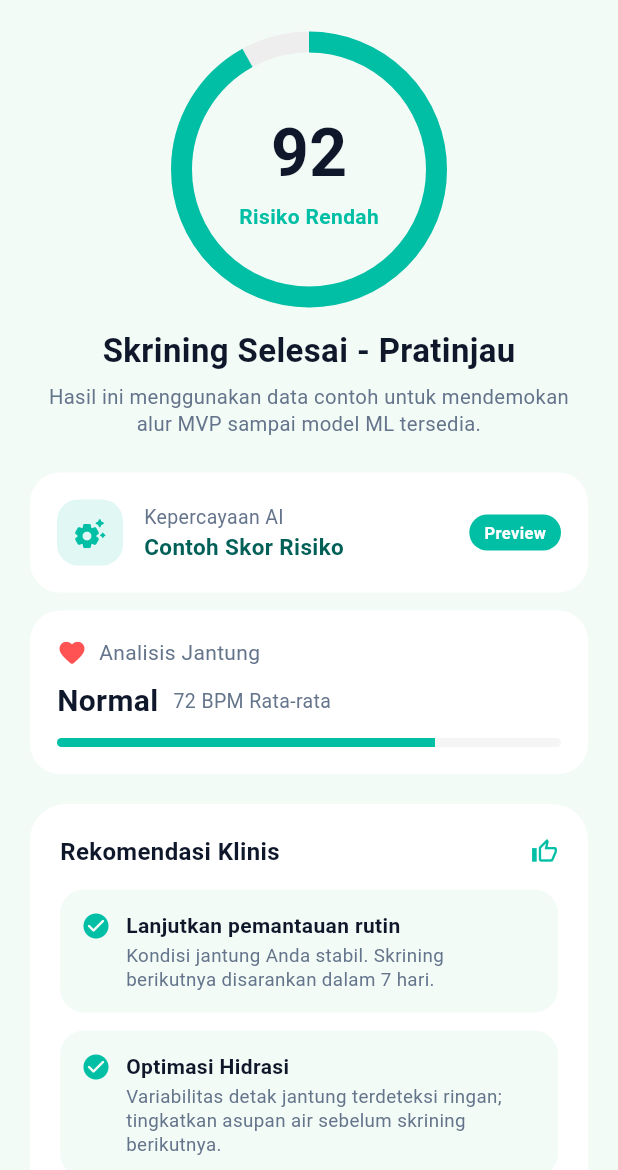
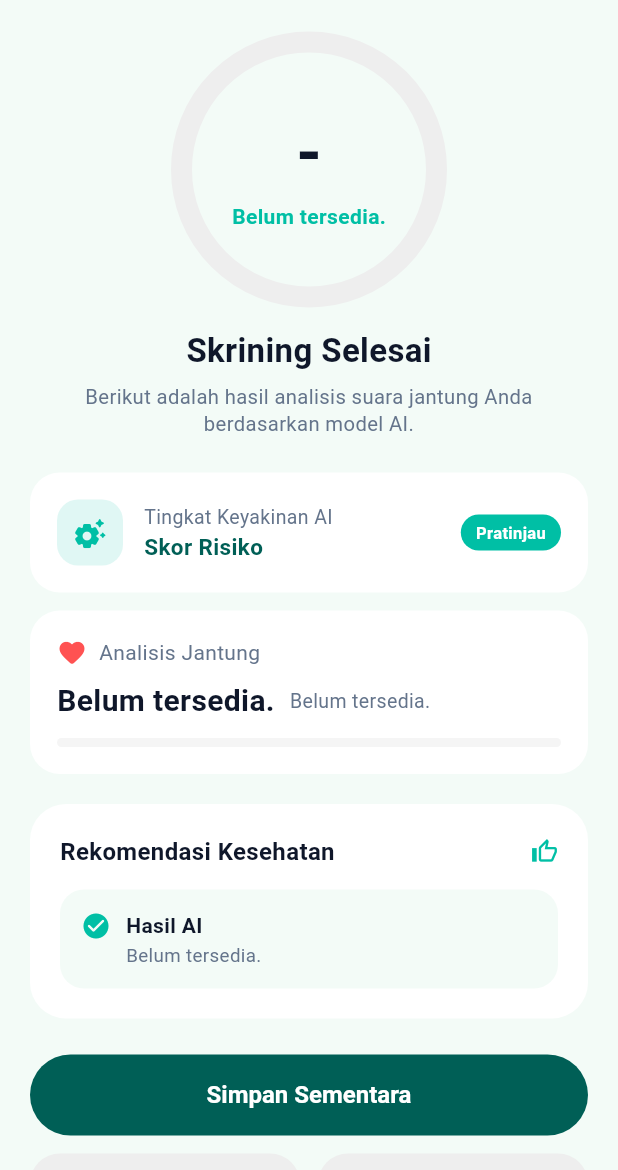
Before and after one commit to Boejang09/SVARA, a Flutter app: the ScreeningResultScreen screen opened by its route, on a phone screen of 412 x 824 dp, the part 66-1236 px from its top. Run offline on Flutter 3.47's test engine with Material 3 defaults, Android fonts, the phone set to English and light mode, and no system bars; our stand-ins replace shared_preferences; missing offline and left inert: record; accounts and stored records are empty; network calls fail.

```diff
--- a/mobile_app/lib/core/router/app_router.dart
+++ b/mobile_app/lib/core/router/app_router.dart
@@ -31,11 +31,11 @@ abstract final class AppRouter {
       ),
       AppRoutes.recordAudio => _page(const RecordAudioScreen(), settings),
       AppRoutes.aiLoading => _page(
-        AILoadingScreen(audioPath: settings.arguments as String?),
+        AILoadingScreen(idRecord: settings.arguments as String?),
         settings,
       ),
       AppRoutes.screeningResult => _page(
-        ScreeningResultScreen(audioPath: settings.arguments as String?),
+        ScreeningResultScreen(resultData: settings.arguments as Map<String, dynamic>?),
         settings,
       ),
       AppRoutes.notifications => _page(const NotificationsScreen(), settings),
@@ -82,17 +82,17 @@ abstract final class AppRouter {
     Navigator.of(context).pushNamed(AppRoutes.recordAudio);
   }
 
-  static void toAiAnalysis(BuildContext context, [String? audioPath]) {
+  static void toAiAnalysis(BuildContext context, [String? idRecord]) {
     Navigator.of(context).pushReplacementNamed(
       AppRoutes.aiLoading,
-      arguments: audioPath,
+      arguments: idRecord,
     );
   }
 
-  static void toScreeningResult(BuildContext context, [String? audioPath]) {
+  static void toScreeningResult(BuildContext context, [Map<String, dynamic>? resultData]) {
     Navigator.of(context).pushReplacementNamed(
       AppRoutes.screeningResult,
-      arguments: audioPath,
+      arguments: resultData,
     );
   }
 
--- a/mobile_app/lib/features/screening/screening_result_screen.dart
+++ b/mobile_app/lib/features/screening/screening_result_screen.dart
@@ -1,14 +1,13 @@
 import 'package:flutter/material.dart';
-import 'package:svara_app/core/mock/screening_store.dart';
 import 'package:svara_app/core/router/app_router.dart';
 import 'package:svara_app/core/theme/app_theme.dart';
 import 'package:svara_app/widgets/development_notice.dart';
 import 'package:svara_app/widgets/svara_logo.dart';
 
 class ScreeningResultScreen extends StatefulWidget {
-  final String? audioPath;
+  final Map<String, dynamic>? resultData;
 
-  const ScreeningResultScreen({super.key, this.audioPath});
+  const ScreeningResultScreen({super.key, this.resultData});
 
   @override
   State<ScreeningResultScreen> createState() => _ScreeningResultScreenState();
@@ -19,7 +18,6 @@ class _ScreeningResultScreenState extends State<ScreeningResultScreen> {
 
   void _saveResult() {
     if (_saved) return;
-    ScreeningStore.addLatestResult(widget.audioPath);
     _saved = true;
   }
 
@@ -35,6 +33,21 @@ class _ScreeningResultScreenState extends State<ScreeningResultScreen> {
 
   @override
   Widget build(BuildContext context) {
+    final data = widget.resultData;
+    final bool hasData = data != null;
+    final rawSkor = hasData ? data['risk_analysis'] : null;
+    final int? skor = rawSkor is num
+        ? rawSkor.toInt().clamp(0, 100).toInt()
+        : null;
+    final String status = _readText(data?['heart_status']);
+    final rawBpm = hasData ? data['bpm_estimate'] : null;
+    final int? bpm = rawBpm is num ? rawBpm.toInt() : null;
+    final String rekomendasi = _readText(data?['recommendation']);
+    final rawConfidence = hasData ? data['confidence'] : null;
+    final double confidence = rawConfidence is num
+        ? rawConfidence.toDouble().clamp(0.0, 1.0)
+        : 0.0;
+
     return Scaffold(
       backgroundColor: AppTheme.bgMint,
       appBar: AppBar(
@@ -62,7 +75,7 @@ class _ScreeningResultScreenState extends State<ScreeningResultScreen> {
                     width: 170,
                     height: 170,
                     child: CircularProgressIndicator(
-                      value: 0.92,
+                      value: skor == null ? 0 : skor / 100,
                       strokeWidth: 14,
                       backgroundColor: Colors.grey.shade200,
                       valueColor: const AlwaysStoppedAnimation<Color>(
@@ -70,20 +83,20 @@ class _ScreeningResultScreenState extends State<ScreeningResultScreen> {
                       ),
                     ),
                   ),
-                  const Column(
+                  Column(
                     mainAxisSize: MainAxisSize.min,
                     children: [
                       Text(
-                        '92',
-                        style: TextStyle(
+                        skor == null ? '-' : '$skor',
+                        style: const TextStyle(
                           fontSize: 44,
                           fontWeight: FontWeight.bold,
                           color: AppTheme.textDark,
                         ),
                       ),
                       Text(
-                        'Risiko Rendah',
-                        style: TextStyle(
+                        status,
+                        style: const TextStyle(
                           fontSize: 14,
                           fontWeight: FontWeight.w600,
                           color: AppTheme.primaryTeal,
@@ -95,7 +108,7 @@ class _ScreeningResultScreenState extends State<ScreeningResultScreen> {
               ),
               const SizedBox(height: 20),
               const Text(
-                'Skrining Selesai - Pratinjau',
+                'Skrining Selesai',
                 style: TextStyle(
                   fontSize: 22,
                   fontWeight: FontWeight.bold,
@@ -104,7 +117,7 @@ class _ScreeningResultScreenState extends State<ScreeningResultScreen> {
               ),
               const SizedBox(height: 6),
               const Text(
-                'Hasil ini menggunakan data contoh untuk mendemokan alur MVP sampai model ML tersedia.',
+                'Berikut adalah hasil analisis suara jantung Anda berdasarkan model AI.',
                 textAlign: TextAlign.center,
                 style: TextStyle(
                   fontSize: 13.5,
@@ -140,14 +153,14 @@ class _ScreeningResultScreenState extends State<ScreeningResultScreen> {
                           crossAxisAlignment: CrossAxisAlignment.start,
                           children: [
                             Text(
-                              'Kepercayaan AI',
+                              'Tingkat Keyakinan AI',
                               style: TextStyle(
                                 fontSize: 13,
                                 color: AppTheme.textMuted,
                               ),
                             ),
                             Text(
-                              'Contoh Skor Risiko',
+                              'Skor Risiko',
                               style: TextStyle(
                                 fontSize: 15,
                                 fontWeight: FontWeight.bold,
@@ -168,7 +181,7 @@ class _ScreeningResultScreenState extends State<ScreeningResultScreen> {
                         borderRadius: BorderRadius.circular(14),
                       ),
                       child: const Text(
-                        'Preview',
+                        'Pratinjau',
                         style: TextStyle(
                           color: Colors.white,
                           fontSize: 11,
@@ -184,9 +197,9 @@ class _ScreeningResultScreenState extends State<ScreeningResultScreen> {
                 icon: Icons.favorite_rounded,
                 iconColor: Colors.redAccent,
                 title: 'Analisis Jantung',
-                val: 'Normal',
-                subText: '72 BPM Rata-rata',
-                progress: 0.75,
+                val: status,
+                subText: bpm == null ? 'Belum tersedia.' : 'Estimasi $bpm BPM',
+                progress: confidence,
               ),
               const SizedBox(height: 20),
               Container(
@@ -203,7 +216,7 @@ class _ScreeningResultScreenState extends State<ScreeningResultScreen> {
                       mainAxisAlignment: MainAxisAlignment.spaceBetween,
                       children: [
                         Text(
-                          'Rekomendasi Klinis',
+                          'Rekomendasi Kesehatan',
                           style: TextStyle(
                             fontSize: 16,
                             fontWeight: FontWeight.bold,
@@ -219,15 +232,8 @@ class _ScreeningResultScreenState extends State<ScreeningResultScreen> {
                     ),
                     const SizedBox(height: 14),
                     _buildRecommendationItem(
-                      title: 'Lanjutkan pemantauan rutin',
-                      desc:
-                          'Kondisi jantung Anda stabil. Skrining berikutnya disarankan dalam 7 hari.',
-                    ),
-                    const SizedBox(height: 12),
-                    _buildRecommendationItem(
-                      title: 'Optimasi Hidrasi',
-                      desc:
-                          'Variabilitas detak jantung terdeteksi ringan; tingkatkan asupan air sebelum skrining berikutnya.',
+                      title: 'Hasil AI',
+                      desc: rekomendasi,
                     ),
                   ],
                 ),
@@ -312,6 +318,11 @@ class _ScreeningResultScreenState extends State<ScreeningResultScreen> {
         ),
       ),
     );
+  }
+
+  String _readText(Object? value) {
+    if (value is String && value.trim().isNotEmpty) return value.trim();
+    return 'Belum tersedia.';
   }
 
   Widget _buildMetricCard({
--- a/mobile_app/lib/widgets/bottom_nav_bar.dart
+++ b/mobile_app/lib/widgets/bottom_nav_bar.dart
@@ -103,7 +103,7 @@ class SvaraBottomNavBar extends StatelessWidget {
 
     return Semantics(
       button: true,
-      label: 'Scan',
+      label: 'Pindai',
       child: GestureDetector(
         onTap: () => onTap(2),
         child: SizedBox(
--- a/mobile_app/pubspec.yaml
+++ b/mobile_app/pubspec.yaml
@@ -19,6 +19,8 @@ dependencies:
   path_provider: ^2.1.0
   permission_handler: ^11.4.0
   audioplayers: ^6.8.1
+  shared_preferences: ^2.5.5
+  intl: ^0.20.3
 
 dev_dependencies:
   flutter_test:
```
Also changed, not shown: mobile_app/lib/features/dashboard/dashboard_screen.dart (+119 -65 lines), mobile_app/lib/features/history/history_screen.dart (+46 -63 lines), mobile_app/lib/features/onboarding/onboarding_screen.dart (+36 -12 lines), mobile_app/lib/features/profile/profile_screen.dart (+36 -9 lines), mobile_app/lib/features/screening/ai_loading_screen.dart (+27 -22 lines), mobile_app/lib/main.dart (+14 -4 lines), mobile_app/lib/services/api_service.dart (+119 -7 lines), mobile_app/pubspec.lock, 2 other files.
